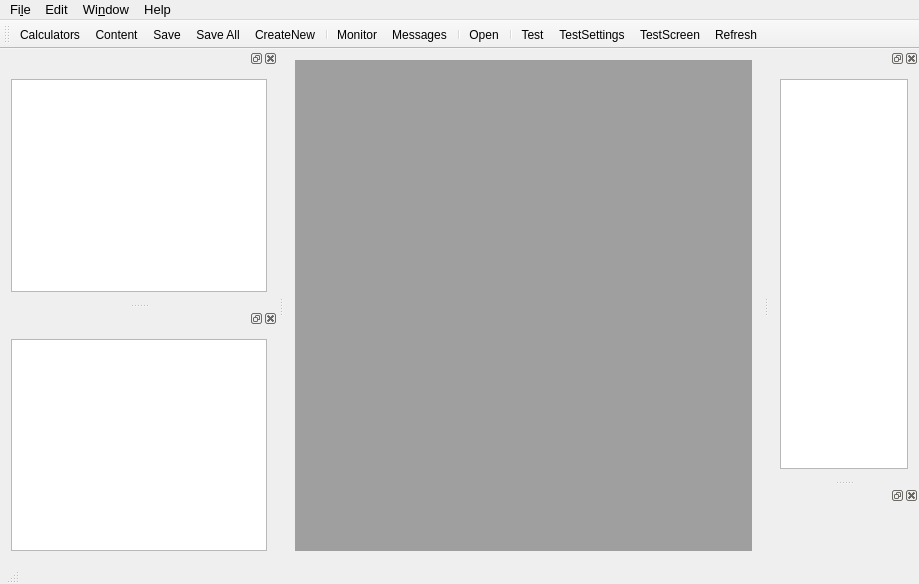
First picture: the form in mainwindow.ui, repository Indy970/QtHPConnect, before the edit.
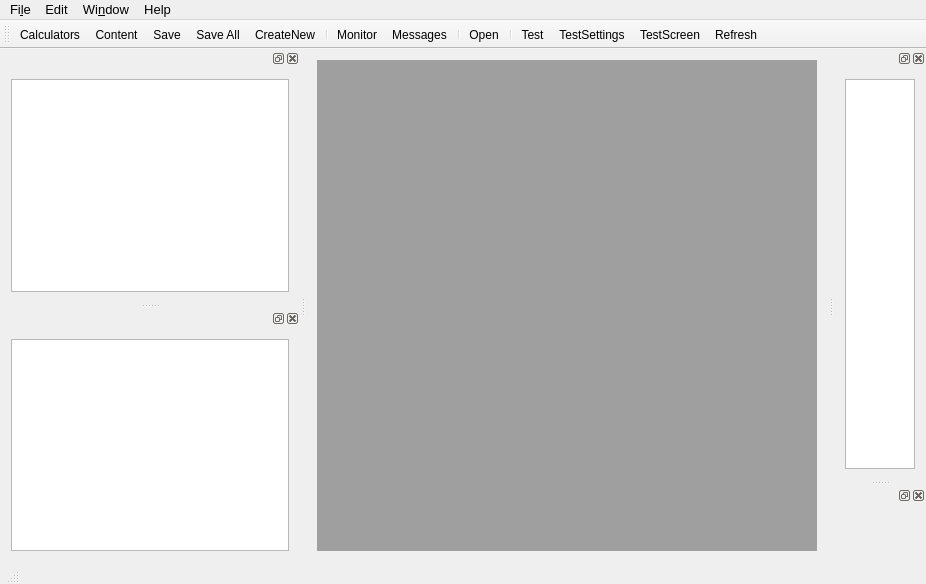
Second picture: the form after the edit. Icons and pictures are not drawn.

Diff of the .ui file:
```diff
--- a/mainwindow.ui
+++ b/mainwindow.ui
@@ -18,6 +18,18 @@
    <layout class="QHBoxLayout" name="horizontalLayout">
     <item>
      <widget class="QMdiArea" name="mdiArea">
+      <property name="sizePolicy">
+       <sizepolicy hsizetype="MinimumExpanding" vsizetype="Expanding">
+        <horstretch>0</horstretch>
+        <verstretch>0</verstretch>
+       </sizepolicy>
+      </property>
+      <property name="minimumSize">
+       <size>
+        <width>500</width>
+        <height>0</height>
+       </size>
+      </property>
       <property name="verticalScrollBarPolicy">
        <enum>Qt::ScrollBarAsNeeded</enum>
       </property>
@@ -98,14 +110,14 @@
   </widget>
   <widget class="QDockWidget" name="dwCalculator">
    <property name="sizePolicy">
-    <sizepolicy hsizetype="Ignored" vsizetype="Expanding">
+    <sizepolicy hsizetype="Expanding" vsizetype="Expanding">
      <horstretch>0</horstretch>
      <verstretch>0</verstretch>
     </sizepolicy>
    </property>
    <property name="minimumSize">
     <size>
-     <width>104</width>
+     <width>200</width>
      <height>184</height>
     </size>
    </property>
@@ -191,14 +203,14 @@
   </widget>
   <widget class="QDockWidget" name="dwContent">
    <property name="sizePolicy">
-    <sizepolicy hsizetype="Ignored" vsizetype="Expanding">
+    <sizepolicy hsizetype="Expanding" vsizetype="Expanding">
      <horstretch>0</horstretch>
      <verstretch>0</verstretch>
     </sizepolicy>
    </property>
    <property name="minimumSize">
     <size>
-     <width>200</width>
+     <width>300</width>
      <height>130</height>
     </size>
    </property>
@@ -227,7 +239,7 @@
   </widget>
   <widget class="QDockWidget" name="dwMessenger">
    <property name="sizePolicy">
-    <sizepolicy hsizetype="Ignored" vsizetype="Expanding">
+    <sizepolicy hsizetype="Expanding" vsizetype="Expanding">
      <horstretch>0</horstretch>
      <verstretch>0</verstretch>
     </sizepolicy>
@@ -257,7 +269,7 @@
   </widget>
   <widget class="QDockWidget" name="dwMonitor">
    <property name="sizePolicy">
-    <sizepolicy hsizetype="Ignored" vsizetype="Expanding">
+    <sizepolicy hsizetype="Expanding" vsizetype="Expanding">
      <horstretch>0</horstretch>
      <verstretch>0</verstretch>
     </sizepolicy>
```
Left out of the diff: 2 changed lines with no effect on the pictures.
